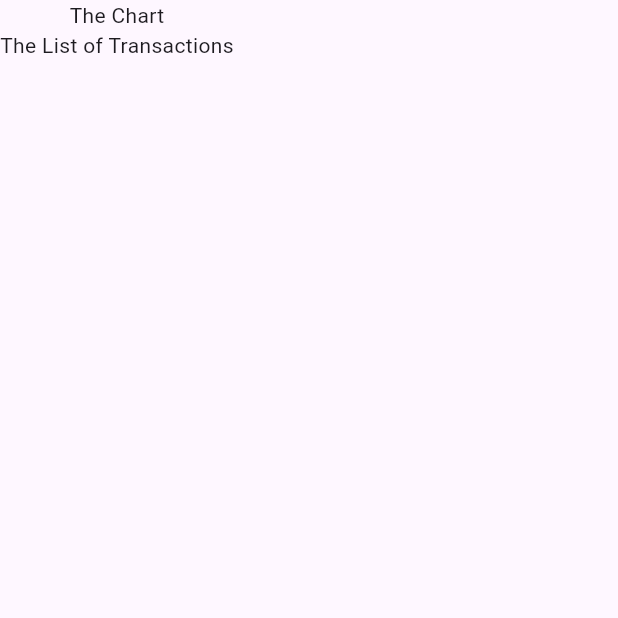
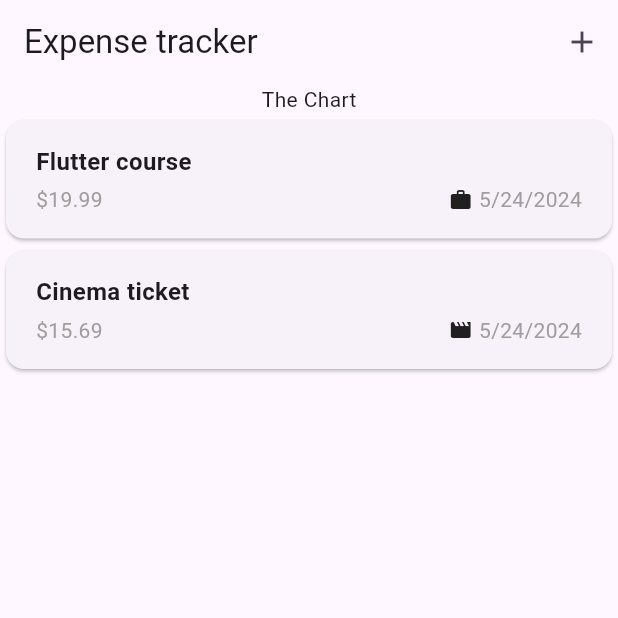
Before and after one commit to JuaniV2002/expenses_app, a Flutter app: the screen it shows after launch, on a phone screen of 412 x 824 dp, the top half of it. Run offline on Flutter 3.47's test engine with Material 3 defaults, Android fonts, the phone set to English and light mode, and no system bars.

Commit message:
Expense card initial styling and app bar

```diff
--- a/lib/expenses.dart
+++ /dev/null
@@ -1,23 +0,0 @@
-import 'package:flutter/material.dart';
-
-class Expenses extends StatefulWidget {
-
-  const Expenses({super.key});
-
-  @override
-  State<Expenses> createState() {
-    return _ExpenseState();
-  }
-}
-
-class _ExpenseState extends State<Expenses> {
-  @override
-  Widget build(BuildContext context) {
-    return Scaffold(body: Column(
-      children: const [
-        Text('The Chart'),
-        Text('The List of Transactions'),
-      ],
-    ),);
-  }
-}
--- a/lib/main.dart
+++ b/lib/main.dart
@@ -1,6 +1,6 @@
 import 'package:flutter/material.dart';
 
-import 'package:flutter_complete_guide/expenses.dart';
+import 'package:flutter_complete_guide/widgets/expenses.dart';
 
 void main() {
   runApp(
--- a/lib/models/expense.dart
+++ b/lib/models/expense.dart
@@ -1,20 +1,35 @@
+import 'package:flutter/material.dart';
 import 'package:uuid/uuid.dart';
+import 'package:intl/intl.dart';
+
+final formatter = DateFormat.yMd();
 
 const uuid = Uuid();
 
 enum Category { food, travel, leisure, work }
 
+const categoryIcons = {
+  Category.food: Icons.fastfood,
+  Category.travel: Icons.flight_takeoff,
+  Category.leisure: Icons.movie,
+  Category.work: Icons.work,
+};
+
 class Expense {
-  Expense({
-    required this.title,
+  Expense(
+    {required this.title,
     required this.amount,
     required this.date,
-    required this.category
-    }) : id = uuid.v4();
+    required this.category,
+  }): id = uuid.v4();
 
   final String id;
   final String title;
   final double amount;
   final DateTime date;
   final Category category;
+
+  String get formattedDate {
+    return formatter.format(date);
+  }
 }
--- /dev/null
+++ b/lib/widgets/expenses.dart
@@ -0,0 +1,53 @@
+import 'package:flutter/material.dart';
+
+import 'package:flutter_complete_guide/widgets/expenses_list/expenses_list.dart';
+import 'package:flutter_complete_guide/models/expense.dart';
+
+class Expenses extends StatefulWidget {
+  const Expenses({super.key});
+
+  @override
+  State<Expenses> createState() {
+    return _ExpenseState();
+  }
+}
+
+class _ExpenseState extends State<Expenses> {
+  final List<Expense> _registeredExpenses = [
+    Expense(
+      title: 'Flutter course',
+      amount: 19.99,
+      date: DateTime.now(),
+      category: Category.work,
+    ),
+    Expense(
+      title: 'Cinema ticket',
+      amount: 15.69,
+      date: DateTime.now(),
+      category: Category.leisure,
+    ),
+  ];
+
+  @override
+  Widget build(BuildContext context) {
+    return Scaffold(
+      appBar: AppBar(
+        title: const Text('Expense tracker'),
+        actions: [
+          IconButton(
+            icon: const Icon(Icons.add),
+            onPressed: () {},
+          ),
+        ],
+      ),
+      body: Column(
+        children: [
+          const Text('The Chart'),
+          Expanded(
+            child: ExpensesList(expenses: _registeredExpenses),
+          ),
+        ],
+      ),
+    );
+  }
+}
--- /dev/null
+++ b/lib/widgets/expenses_list/expense_item.dart
@@ -0,0 +1,57 @@
+import 'package:flutter/material.dart';
+
+import 'package:flutter_complete_guide/models/expense.dart';
+
+class ExpenseItem extends StatelessWidget {
+  const ExpenseItem(this.expense, {super.key});
+
+  final Expense expense;
+
+  @override
+  Widget build(BuildContext context) {
+    return Card(
+      child: Padding(
+        padding: const EdgeInsets.symmetric(
+          horizontal: 20,
+          vertical: 16,
+        ),
+        child: Column(
+          crossAxisAlignment: CrossAxisAlignment.start,
+          children: [
+            Text(
+              expense.title,
+              style: const TextStyle(
+                fontSize: 16,
+                fontWeight: FontWeight.bold,
+              ),
+            ),
+            SizedBox(height: 4),
+            Row(
+              children: [
+                Text(
+                  '\$${expense.amount.toStringAsFixed(2)}',
+                  style: const TextStyle(
+                    fontSize: 14,
+                    color: Colors.grey,
+                  ),
+                ),
+                const Spacer(),
+                Row(children: [
+                  Icon(categoryIcons[expense.category], size: 16),
+                  SizedBox(width: 4),
+                  Text(
+                    expense.formattedDate,
+                    style: const TextStyle(
+                      fontSize: 14,
+                      color: Colors.grey,
+                    ),
+                  ),
+                ],)
+              ],
+            )
+          ],
+        ),
+      ),
+    );
+  }
+}
--- /dev/null
+++ b/lib/widgets/expenses_list/expenses_list.dart
@@ -0,0 +1,18 @@
+import 'package:flutter/material.dart';
+
+import 'package:flutter_complete_guide/models/expense.dart';
+import 'package:flutter_complete_guide/widgets/expenses_list/expense_item.dart';
+
+class ExpensesList extends StatelessWidget {
+  const ExpensesList({super.key, required this.expenses});
+
+  final List<Expense> expenses;
+
+  @override
+  Widget build(BuildContext context) {
+    return ListView.builder(
+      itemCount: expenses.length,
+      itemBuilder: (ctx, index) => ExpenseItem(expenses[index], ),
+    );
+  }
+}
```
